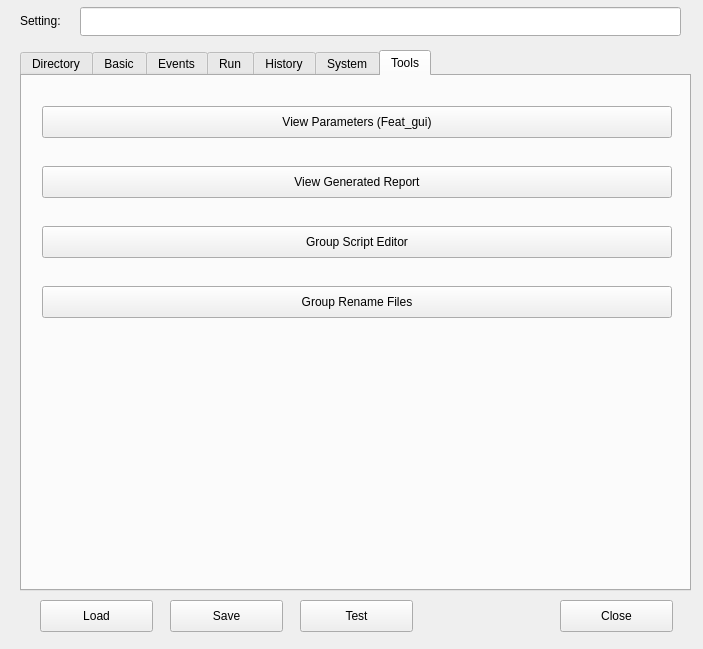
First picture: the form in frmPreprocessGUI.ui, repository myousefnezhad/easyfmri, before the edit.
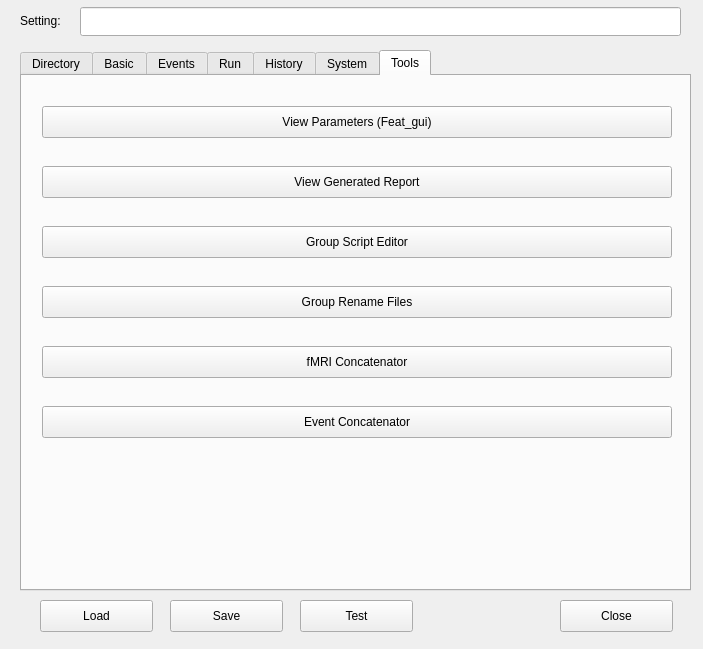
Second picture: the form after the edit. The open tabs and pages were chosen to show the change.

```diff
--- a/frmPreprocessGUI.ui
+++ b/frmPreprocessGUI.ui
@@ -1590,6 +1590,32 @@
       <string>View Generated Report</string>
      </property>
     </widget>
+    <widget class="QPushButton" name="btnfMRIConcatenator">
+     <property name="geometry">
+      <rect>
+       <x>20</x>
+       <y>270</y>
+       <width>630</width>
+       <height>32</height>
+      </rect>
+     </property>
+     <property name="text">
+      <string>fMRI Concatenator</string>
+     </property>
+    </widget>
+    <widget class="QPushButton" name="btnEventConcatenator">
+     <property name="geometry">
+      <rect>
+       <x>20</x>
+       <y>330</y>
+       <width>630</width>
+       <height>32</height>
+      </rect>
+     </property>
+     <property name="text">
+      <string>Event Concatenator</string>
+     </property>
+    </widget>
    </widget>
   </widget>
   <widget class="QPushButton" name="btnTest">
```
Left out of the diff: 36 changed lines with no effect on the pictures.
